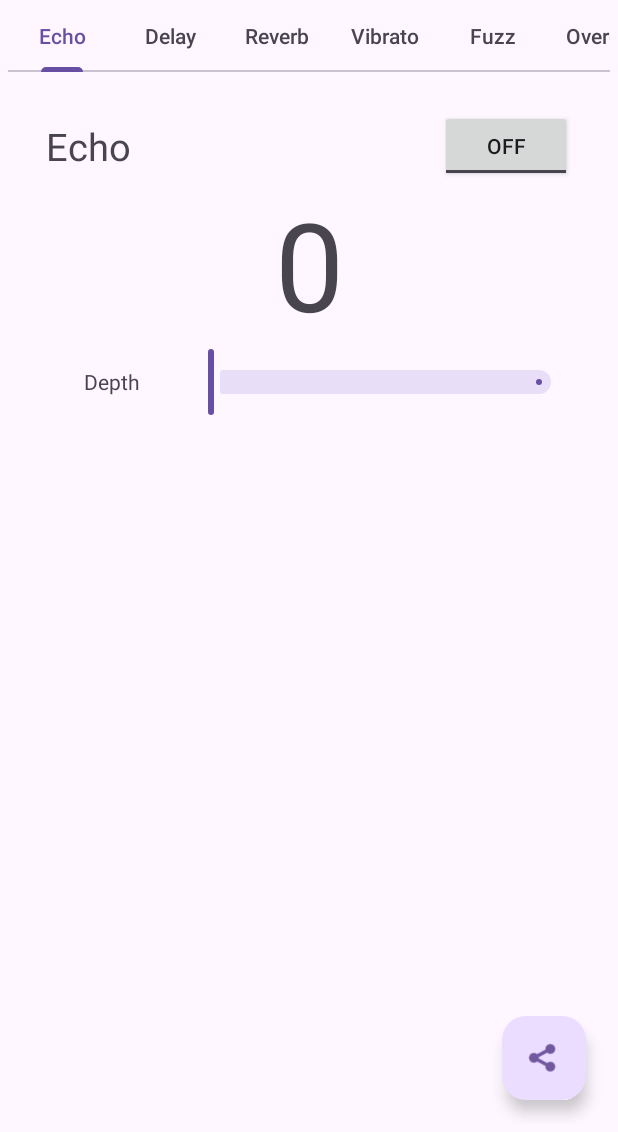
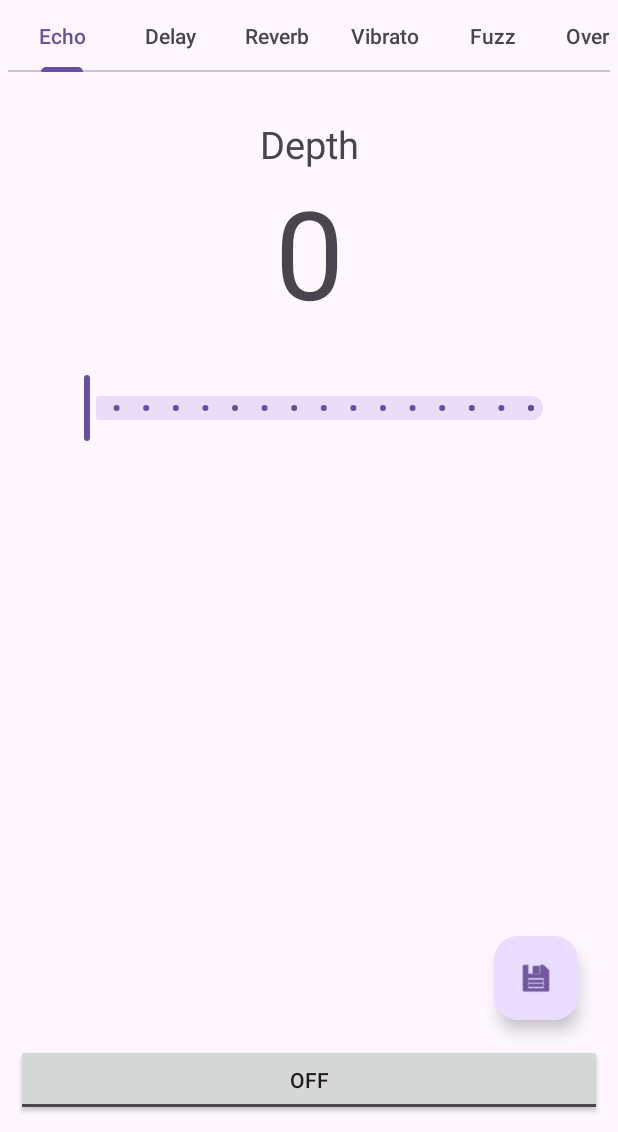
Before and after one commit to SealtielFreak/SoundPiController, an Android app: the screen it shows after launch (ActivityTabs), on a phone screen of 412 x 824 dp, the part 104-1236 px from its top. Run offline under Robolectric (Android 15) with nearby library versions, the phone set to English and light mode, and no system bars.

Commit message:
Minor changes

```diff
--- a/app/src/main/AndroidManifest.xml
+++ b/app/src/main/AndroidManifest.xml
@@ -1,6 +1,16 @@
 <?xml version="1.0" encoding="utf-8"?>
 <manifest xmlns:android="http://schemas.android.com/apk/res/android"
     xmlns:tools="http://schemas.android.com/tools">
+
+    <uses-permission android:name="android.permission.BLUETOOTH"></uses-permission>
+    <uses-permission android:name="android.permission.BLUETOOTH_ADMIN"></uses-permission>
+    <uses-permission android:name="android.permission.BLUETOOTH_ADVERTISE" />
+    <uses-permission android:name="android.permission.BLUETOOTH_CONNECT" />
+    <uses-permission android:name="android.permission.BLUETOOTH_SCAN" />
+    <uses-permission android:name="android.permission.BLUETOOTH" />
+    <uses-permission android:name="android.permission.BLUETOOTH_ADMIN" />
+    <uses-permission android:name="android.permission.ACCESS_COARSE_LOCATION" />
+    <uses-permission android:name="android.permission.ACCESS_FINE_LOCATION" />
 
     <application
         android:allowBackup="true"
--- a/app/src/main/java/mx/ceti/soundpicontroller/ActivityTabs.kt
+++ b/app/src/main/java/mx/ceti/soundpicontroller/ActivityTabs.kt
@@ -1,6 +1,9 @@
 package mx.ceti.soundpicontroller
 
+import android.content.Context
 import android.os.Bundle
+import android.util.AttributeSet
+import android.view.View
 import androidx.appcompat.app.AppCompatActivity
 import androidx.viewpager.widget.ViewPager
 import com.google.android.material.floatingactionbutton.FloatingActionButton
@@ -24,11 +27,19 @@ class ActivityTabs : AppCompatActivity() {
         viewPager.adapter = sectionsPagerAdapter
         val tabs: TabLayout = binding.tabs
         tabs.setupWithViewPager(viewPager)
-        val fab: FloatingActionButton = binding.fab
 
+        val fab: FloatingActionButton = findViewById(R.id.fab)
         fab.setOnClickListener { view ->
             Snackbar.make(view, "Replace with your own action", Snackbar.LENGTH_LONG)
                 .setAction("Action", null).show()
         }
+
+        /*
+        val fab: FloatingActionButton = binding.fab
+        fab.setOnClickListener { view ->
+            Snackbar.make(view, "Replace with your own action", Snackbar.LENGTH_LONG)
+                .setAction("Action", null).show()
+        }
+        */
     }
 }
--- /dev/null
+++ b/app/src/main/java/mx/ceti/soundpicontroller/communication/Bluetooth.kt
@@ -0,0 +1,13 @@
+package mx.ceti.soundpicontroller.communication
+
+class Bluetooth private constructor() {
+    companion object {
+        val instance: Bluetooth by lazy {
+            Bluetooth()
+        }
+    }
+
+    init {
+
+    }
+}
--- a/app/src/main/java/mx/ceti/soundpicontroller/effects/EchoEffect.kt
+++ b/app/src/main/java/mx/ceti/soundpicontroller/effects/EchoEffect.kt
@@ -4,16 +4,33 @@ import android.os.Bundle
 import android.view.LayoutInflater
 import android.view.View
 import android.view.ViewGroup
+import android.widget.TextView
 import androidx.fragment.app.Fragment
+
+import com.google.android.material.slider.RangeSlider
+
 import mx.ceti.soundpicontroller.R
+import mx.ceti.soundpicontroller.communication.Bluetooth
 
-class EchoEffect : Fragment() {
+class EchoEffect : Fragment(), EffectState {
+    lateinit var sliderEcho: RangeSlider
+    lateinit var valueEcho: TextView
 
     override fun onCreateView(
         inflater: LayoutInflater, container: ViewGroup?,
         savedInstanceState: Bundle?
     ): View? {
-        // Inflate the layout for this fragment
-        return inflater.inflate(R.layout.fragment_echo_effect, container, false)
+        val view = inflater.inflate(R.layout.fragment_echo_effect, container, false)
+
+        val ble = Bluetooth.instance
+
+        valueEcho = view.findViewById(R.id.value_echo)
+
+        sliderEcho = view.findViewById(R.id.slider_echo)
+        sliderEcho.addOnChangeListener { slider, value, fromUser ->
+            valueEcho.text = "${value.toInt()}"
+        }
+
+        return view
     }
 }
--- /dev/null
+++ b/app/src/main/java/mx/ceti/soundpicontroller/effects/EffectState.kt
@@ -0,0 +1,13 @@
+package mx.ceti.soundpicontroller.effects
+
+interface EffectState {
+    var isActive: Boolean
+        get() = false
+        set(value) {
+            isActive = value
+        }
+
+    fun changeState() {
+
+    }
+}
--- a/app/src/main/res/layout/activity_tabs.xml
+++ b/app/src/main/res/layout/activity_tabs.xml
@@ -28,15 +28,24 @@
             app:tabMode="scrollable"
             android:layout_width="match_parent"
             android:layout_height="wrap_content" />
+
     </com.google.android.material.appbar.AppBarLayout>
 
     <androidx.viewpager.widget.ViewPager
         android:padding="25dp"
         android:id="@+id/view_pager"
         android:layout_width="match_parent"
-        android:layout_height="match_parent"
+        android:layout_height="wrap_content"
         app:layout_behavior="@string/appbar_scrolling_view_behavior" />
 
+    <LinearLayout
+        android:layout_gravity="bottom|end"
+        android:layout_width="match_parent"
+        android:layout_height="wrap_content">
+
+        <include layout="@layout/controls" />
+    </LinearLayout>
+    <!--
     <com.google.android.material.floatingactionbutton.FloatingActionButton
         android:id="@+id/fab"
         android:layout_width="wrap_content"
@@ -44,6 +53,9 @@
         android:layout_gravity="bottom|end"
         android:layout_marginEnd="@dimen/fab_margin"
         android:layout_marginBottom="16dp"
+        app:layout_anchor="@+id/view_pager"
+        app:layout_anchorGravity="end|bottom"
         app:srcCompat="@android:drawable/ic_menu_share" />
+    -->
 
 </androidx.coordinatorlayout.widget.CoordinatorLayout>
--- a/app/src/main/res/layout/controls.xml
+++ b/app/src/main/res/layout/controls.xml
@@ -2,14 +2,22 @@
 <LinearLayout xmlns:android="http://schemas.android.com/apk/res/android"
     android:layout_width="match_parent"
     android:layout_height="wrap_content"
-    android:layout_margin="5dp">
+    android:orientation="vertical"
+    android:layout_margin="5dp" >
 
-    <Button
-        android:id="@+id/clear_btn"
-        android:layout_width="wrap_content"
+    <com.google.android.material.floatingactionbutton.FloatingActionButton
+        android:id="@+id/fab"
+        android:src="@android:drawable/ic_menu_save"
+        android:layout_width="match_parent"
+        android:layout_height="match_parent"
+        android:layout_gravity="bottom|end"
+        android:layout_marginEnd="@dimen/fab_margin"
+        android:layout_marginBottom="16dp" />
+
+    <ToggleButton
+        android:id="@+id/active_effect"
+        android:layout_width="match_parent"
         android:layout_height="wrap_content"
-        android:layout_weight="1"
-        android:layout_margin="5dp"
-        android:text="Clean all effect" />
+        android:text="Active effect" />
 
 </LinearLayout>
--- a/app/src/main/res/layout/fragment_echo_effect.xml
+++ b/app/src/main/res/layout/fragment_echo_effect.xml
@@ -13,54 +13,35 @@
 
         <LinearLayout
             android:layout_width="match_parent"
-            android:layout_height="wrap_content"
-            android:orientation="horizontal">
-
-            <TextView
-                android:layout_width="wrap_content"
-                android:layout_height="match_parent"
-                android:layout_weight="1"
-                android:gravity="center_vertical"
-                android:text="Echo"
-                android:textSize="25dp" />
-
-            <ToggleButton
-                android:id="@+id/active"
-                android:layout_width="wrap_content"
-                android:layout_height="wrap_content" />
-        </LinearLayout>
-
-        <LinearLayout
-            android:layout_width="match_parent"
             android:layout_height="match_parent"
+            android:padding="5dp"
             android:orientation="vertical">
 
             <TextView
                 android:layout_width="match_parent"
                 android:layout_height="wrap_content"
                 android:gravity="center"
-                android:text="0"
-                android:textSize="82sp"
-                app:layout_constraintBottom_toTopOf="@+id/slider" />
+                android:textAlignment="center"
+                android:text="Depth"
+                android:textSize="25sp"/>
 
-            <LinearLayout
+            <TextView
+                android:id="@+id/value_echo"
                 android:layout_width="match_parent"
                 android:layout_height="wrap_content"
-                android:orientation="horizontal">
+                android:gravity="center"
+                android:text="0"
+                android:textSize="82sp" />
 
-                <TextView
-                    android:layout_width="match_parent"
-                    android:layout_height="match_parent"
-                    android:layout_weight="3"
-                    android:gravity="center"
-                    android:text="Depth" />
-
-                <com.google.android.material.slider.RangeSlider
-                    android:id="@+id/sliderecho"
-                    android:layout_width="wrap_content"
-                    android:layout_height="wrap_content"
-                    android:layout_weight="1" />
-            </LinearLayout>
+            <com.google.android.material.slider.RangeSlider
+                android:id="@+id/slider_echo"
+                android:layout_width="wrap_content"
+                android:layout_height="wrap_content"
+                android:layout_marginTop="25dp"
+                android:valueFrom="0"
+                android:valueTo="7500"
+                android:stepSize="500"
+                android:layout_weight="1" />
         </LinearLayout>
     </LinearLayout>
 
```
